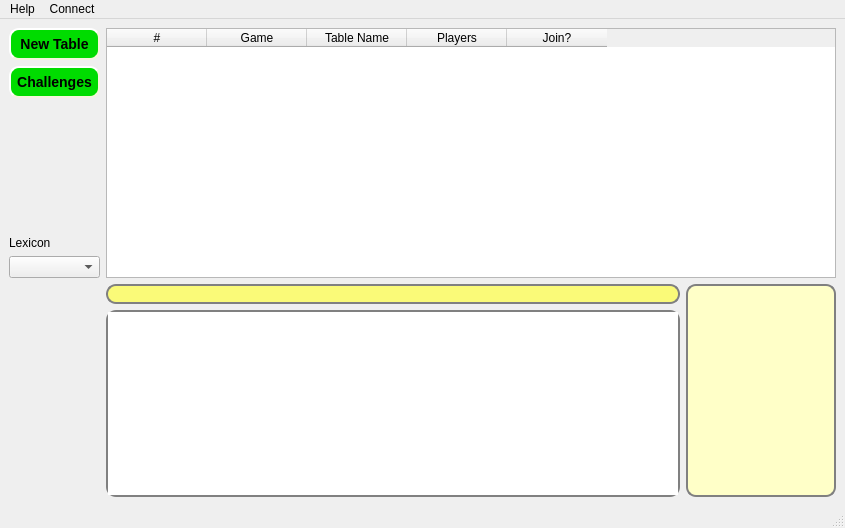
Qt form aerolith/trunk/src/aerolithclient/mainwindow.ui (domino14/aerolithdesktop) before a commit.
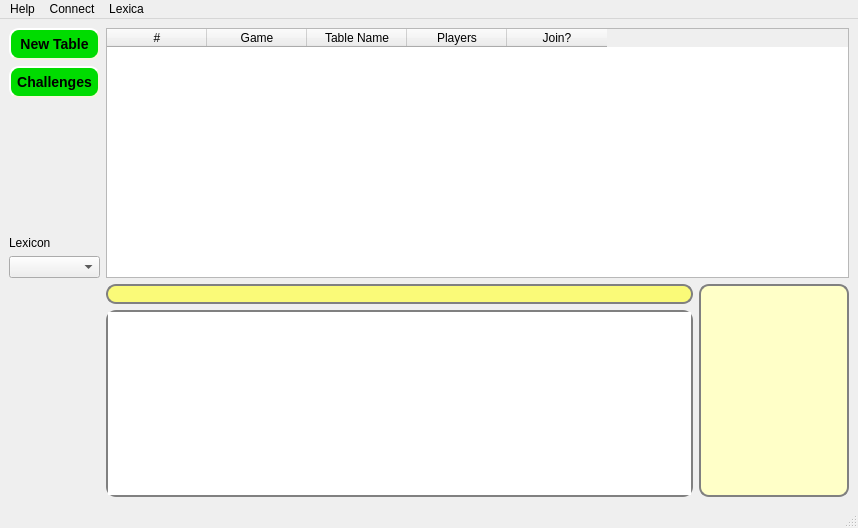
The same form after that commit. Custom widgets are drawn as their Qt base class.

```diff
--- a/aerolith/trunk/src/aerolithclient/mainwindow.ui
+++ b/aerolith/trunk/src/aerolithclient/mainwindow.ui
@@ -6,7 +6,7 @@
    <rect>
     <x>0</x>
     <y>0</y>
-    <width>845</width>
+    <width>858</width>
     <height>528</height>
    </rect>
   </property>
@@ -239,8 +239,8 @@
     <rect>
      <x>0</x>
      <y>0</y>
-     <width>845</width>
-     <height>21</height>
+     <width>858</width>
+     <height>22</height>
     </rect>
    </property>
    <widget class="QMenu" name="menuHelp">
@@ -257,8 +257,15 @@
     </property>
     <addaction name="actionConnect_to_Aerolith"/>
    </widget>
+   <widget class="QMenu" name="menuLexica">
+    <property name="title">
+     <string>Lexica</string>
+    </property>
+    <addaction name="actionCreate_databases"/>
+   </widget>
    <addaction name="menuHelp"/>
    <addaction name="menuConnect"/>
+   <addaction name="menuLexica"/>
   </widget>
   <widget class="QStatusBar" name="statusbar"/>
   <action name="actionAerolith_Help">
```
Left out of the diff: 5 changed lines with no effect on the pictures.
